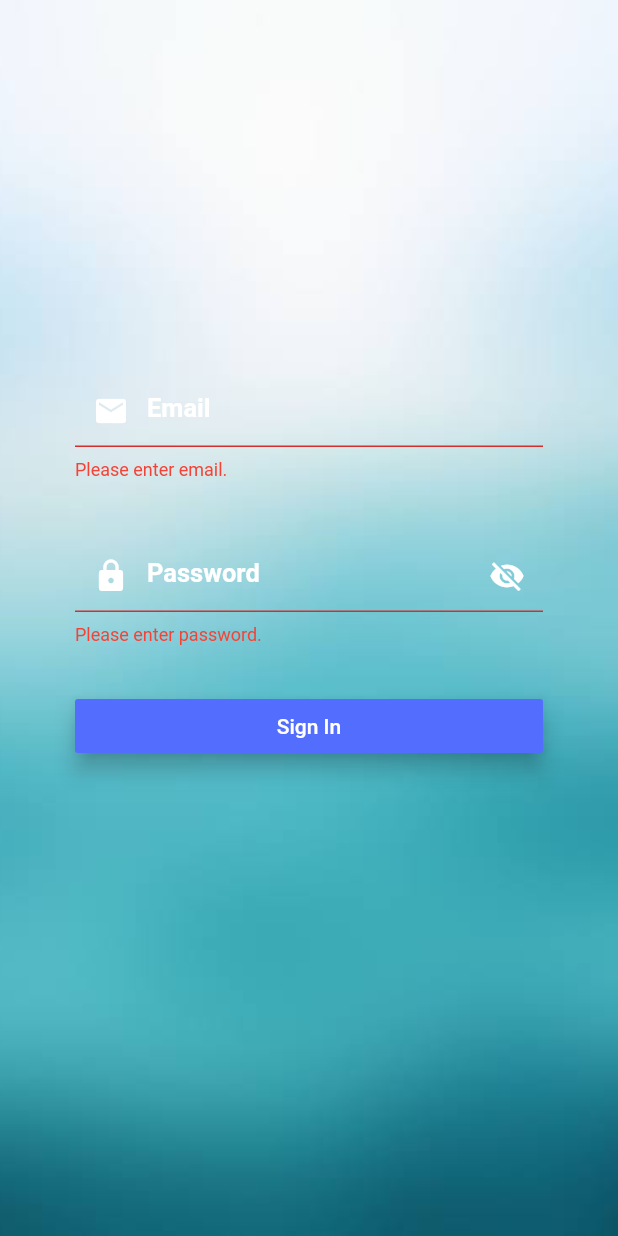
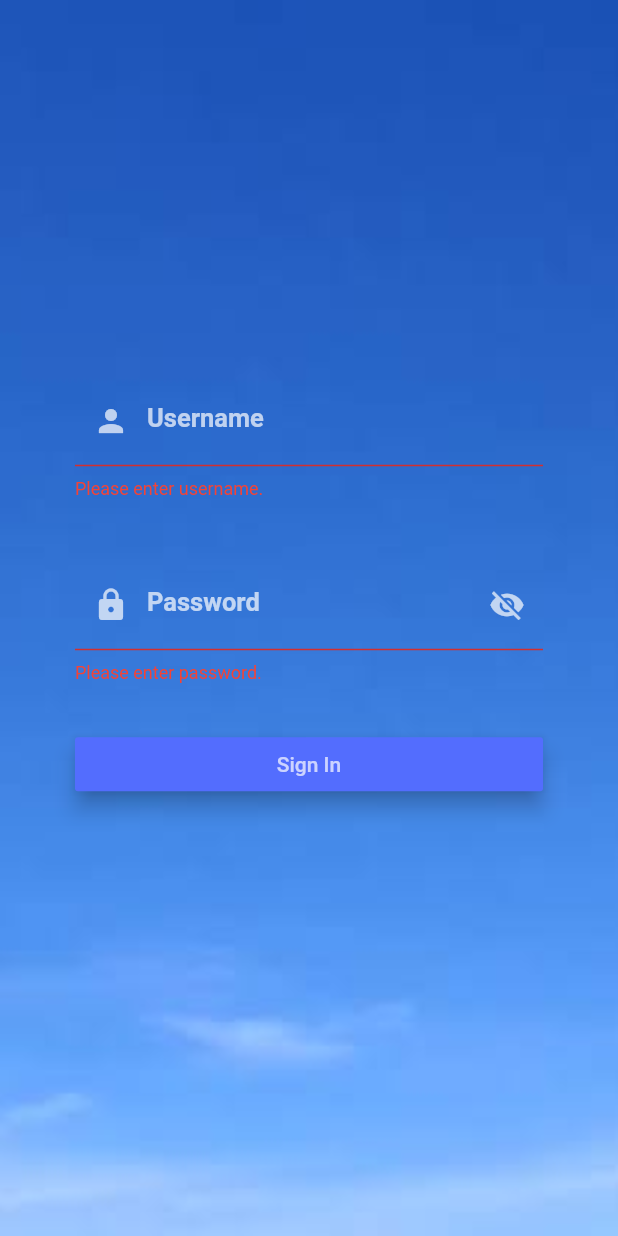
Before and after one commit to nikspatwal/flutter_project, a Flutter app: the screen it shows after launch, after a tap on "Sign In", on a phone screen of 412 x 824 dp. Run offline on Flutter 3.47's test engine with Material 2 defaults, Android fonts, the phone set to English and light mode, and no system bars; our stand-ins replace chopper, shared_preferences; generated files the repository leaves out were written again.

Commit message:
Shared Preference

```diff
--- /dev/null
+++ b/lib/keys/JsonKeys.dart
@@ -0,0 +1,30 @@
+
+class JsonKeys{
+
+   static String token="x-auth-token";
+   static String username="username";
+   static String password="password";
+   static String userId="user_id";
+   static String firstName="first_name";
+   static String middleName="middle_name";
+   static String lastName="last_name";
+   static String entityId="entity_id";
+   static String entityName="entity_name";
+   static String entityImageHash="entity_image_hash";
+   static String entityLogoHash="entity_logo_hash";
+   static String changePassword="change_password";
+   static String loginForWork="login_for_work";
+   static String role="role";
+   static String address="address";
+   static String city="city";
+   static String pinCode="pincode";
+
+
+
+
+
+
+
+
+
+}
--- /dev/null
+++ b/lib/keys/PrefKeys.dart
@@ -0,0 +1,11 @@
+
+class PrefKeys{
+
+   static String token = "x-auth-token";
+   static String refreshToken = "refresh-token";
+   static String serverUniqueId = "server_unique_id";
+   static String username="username";
+   static String password="password";
+
+
+}
--- a/lib/main.dart
+++ b/lib/main.dart
@@ -1,8 +1,8 @@
 import 'package:flutter/material.dart';
 import 'package:provider/provider.dart';
-import 'package:vinnoba/screens/login_page.dart';
+import 'package:vinnoba/screens/LoginPage.dart';
 
-import 'data/api_user_session.dart';
+import 'utils/api_user_session.dart';
 
 
 void main() => runApp(MyApp());
--- /dev/null
+++ b/lib/screens/LoginPage.dart
@@ -0,0 +1,208 @@
+import 'dart:convert';
+import 'dart:ui';
+import 'package:chopper/chopper.dart';
+import 'package:flutter/material.dart';
+import 'package:provider/provider.dart';
+import 'package:vinnoba/keys/PrefKeys.dart';
+import 'package:vinnoba/screens/YesNo.dart';
+import 'package:vinnoba/utils/BasicUtils.dart';
+import 'package:vinnoba/utils/api_user_session.dart';
+
+
+class Login extends StatefulWidget {
+  @override
+  State<StatefulWidget> createState(
+      ) {
+    return LoginState( );
+  }
+}
+
+class LoginState extends State<Login> {
+  var formKey = GlobalKey<FormState>( );
+  bool flag = false;
+
+  bool isHidden = true;
+
+  TextEditingController userController = TextEditingController( );
+  TextEditingController passwordController = TextEditingController( );
+
+  void toggle(
+      ) {
+    setState( (
+        ) {
+      isHidden = !isHidden;
+    } );
+  }
+
+  @override
+  Widget build(
+      BuildContext context
+      ) {
+    return Scaffold(
+        body: DecoratedBox(
+            position: DecorationPosition.background ,
+            decoration: BoxDecoration(
+                image: DecorationImage(
+                    image: AssetImage( "assets/images/sky.jpeg" ) ,
+                    fit: BoxFit.cover ) ) ,
+            child: Center(
+                child: Container(
+                  child: Form(
+                      key: formKey ,
+                      child: ListView( children: <Widget>[
+                        Padding(
+                          padding: EdgeInsets.only(
+                              top: 250.0 ,
+                              bottom: 20.0 ,
+                              right: 50.0 ,
+                              left: 50.0 ) ,
+                          child: TextFormField(
+                              controller: userController ,
+                              style: TextStyle(
+                                  color: Colors.white70 ,
+                                  fontWeight: FontWeight.bold ,
+                                  fontSize: 17.0 ,
+                                  decoration: TextDecoration.none ) ,
+                              decoration: InputDecoration(
+                                labelText: "Username" ,
+                                labelStyle: TextStyle(
+                                    color: Colors.white70 ,),
+                                errorStyle: TextStyle( color: Colors.red ) ,
+                                prefixIcon: Icon(
+                                  Icons.person ,
+                                  color: Colors.white70 ,
+                                ) ,
+                              ) ,
+                              validator: (
+                                  String value
+                                  ) {
+                                if(value.isEmpty){
+                                  return "Please enter username.";
+                                }
+                                return null;
+                              } ) ,
+                        ) ,
+                        Padding(
+                          padding: EdgeInsets.only(
+                              top: 20.0 ,
+                              bottom: 20.0 ,
+                              right: 50.0 ,
+                              left: 50.0 ) ,
+                          child: TextFormField(
+                            controller: passwordController ,
+                            style: TextStyle(
+                                color: Colors.white70 ,
+                                fontWeight: FontWeight.bold ,
+                                fontSize: 17.0 ,
+                                decoration: TextDecoration.none ) ,
+                            obscureText: isHidden ,
+                            cursorColor: Colors.white70 ,
+                            decoration: InputDecoration(
+                                labelText: "Password" ,
+                                labelStyle: TextStyle(
+                                    color: Colors.white70 , ) ,
+                                errorStyle: TextStyle( color: Colors.red ) ,
+                                prefixIcon: Icon(
+                                  Icons.lock ,
+                                  color: Colors.white70 ,
+                                ) ,
+                                suffixIcon: IconButton(
+                                  onPressed: toggle ,
+                                  icon: isHidden
+                                      ? Icon( Icons.visibility_off ,
+                                      color: Colors.white70 )
+                                      : Icon( Icons.visibility ,
+                                      color: Colors.white70 ) ,
+                                ) ) ,
+                            validator: (
+                                String value
+                                ) {
+                              if(value.isEmpty){
+                                return "Please enter password.";
+                              }
+                              return null;
+                            } ,
+                          ) ,
+                        ) ,
+                        Padding(
+                            padding: EdgeInsets.only(
+                                top: 10.0 ,
+                                bottom: 10.0 ,
+                                right: 50.0 ,
+                                left: 50.0 ) ,
+                            child: RaisedButton(
+                                child: Text( "Sign In" ,
+                                    style: TextStyle( color: Colors.white70 ) ) ,
+                                color: Colors.indigoAccent ,
+                                elevation: 6.0 ,
+                                onPressed:(){
+                                  clickedOne();
+                                  flag?navigateTo():Center(
+                                    child: CircularProgressIndicator(),
+                                  );
+
+                                },                            )
+                        ) ,
+
+                      ] )
+                  ) ,
+
+
+                )
+            )
+        )
+    );}
+
+
+  apiCalling(
+      BuildContext context ,String username ,String password ,Map map
+      ) async {
+    String credentials = username + ":" + password;
+
+    String auth = "Basic " + base64.encode( utf8.encode( credentials ) );
+    print( "$map,$auth,$username,$password" );
+    Response response = await Provider.of<UserSession>( context )
+        .login( auth ,map ,"application/json" , );
+    Map headers = response.headers;
+    Map body = json.decode( response.bodyString );
+    flag =true;
+    BasicUtils.savePreferences( PrefKeys.token ,headers['x-auth-token'] );
+    BasicUtils.savePreferences(PrefKeys.refreshToken, headers['refresh_token']);
+    BasicUtils.savePreferences( PrefKeys.username ,body['username'] );
+    BasicUtils.savePreferences( PrefKeys.password ,headers['password'] );
+
+
+//    String token = await  BasicUtils.getPreferences( JsonKeys.token );
+
+  }
+
+  clickedOne() {
+    setState( (
+        ) {
+      print( "Hello" );
+      if(formKey.currentState.validate( )){
+        String id = BasicUtils.randomNum( )
+            .toString( );
+        Map<String , String> map = {
+          "client_id": "HFGKFB$id"
+        };
+
+        apiCalling(
+            context ,
+            userController.text.toString( ) ,
+            passwordController.text.toString( ) ,
+            map
+        );
+      }
+    } );
+  }
+
+  navigateTo(){
+    Navigator.push(context,
+      MaterialPageRoute(builder: (context) => YesNo()),
+    );
+
+  }
+
+
+}
--- a/lib/screens/login_page.dart
+++ /dev/null
@@ -1,205 +0,0 @@
-import 'dart:convert';
-import 'dart:ui';
-import 'package:flutter/cupertino.dart';
-import 'package:flutter/material.dart';
-import 'package:vinnoba/data/api_user_session.dart';
-import 'package:provider/provider.dart';
-import 'dart:math';
-
-
-class Login extends StatefulWidget {
-  @override
-  State<StatefulWidget> createState() {
-    return LoginState();
-  }
-}
-
-class LoginState extends State<Login> {
-  var formKey = GlobalKey<FormState>();
-
-  bool isHidden = true;
-
-  TextEditingController emailController = TextEditingController();
-  TextEditingController passwordController = TextEditingController();
-
-  void toggle() {
-    setState(() {
-      isHidden = !isHidden;
-    });
-  }
-
-  @override
-  Widget build(BuildContext context) {
-    return Scaffold(
-        body: DecoratedBox(
-            position: DecorationPosition.background,
-            decoration: BoxDecoration(
-                image: DecorationImage(
-                    image: AssetImage("assets/images/blur.jpeg"),
-                    fit: BoxFit.cover)),
-            child: Center(
-                child: Container(
-                    child: Form(
-                        key: formKey,
-                        child: ListView(children: <Widget>[
-                          Padding(
-                            padding: EdgeInsets.only(
-                                top: 250.0,
-                                bottom: 20.0,
-                                right: 50.0,
-                                left: 50.0),
-                            child: TextFormField(
-                                controller: emailController,
-                                style: TextStyle(
-                                    color: Colors.white,
-                                    fontWeight: FontWeight.bold,
-                                    fontSize: 17.0,
-                                    decoration: TextDecoration.none),
-                                decoration: InputDecoration(
-                                  hintText: "Email",
-                                  hintStyle: TextStyle(
-                                      color: Colors.white,
-                                      fontWeight: FontWeight.bold,
-                                      fontSize: 17.0),
-                                  errorStyle: TextStyle(color: Colors.red),
-                                  prefixIcon: Icon(
-                                    Icons.mail,
-                                    color: Colors.white,
-                                  ),
-                                ),
-                                validator: (String value) {
-                                  if (value.isEmpty) {
-                                    return "Please enter email.";
-                                  }
-                                  return null;
-                                }),
-                          ),
-                          Padding(
-                            padding: EdgeInsets.only(
-                                top: 20.0,
-                                bottom: 20.0,
-                                right: 50.0,
-                                left: 50.0),
-                            child: TextFormField(
-                              controller: passwordController,
-                              style: TextStyle(
-                                  color: Colors.white,
-                                  fontWeight: FontWeight.bold,
-                                  fontSize: 17.0,
-                                  decoration: TextDecoration.none),
-                              obscureText: isHidden,
-                              cursorColor: Colors.white,
-                              decoration: InputDecoration(
-                                  hintText: "Password",
-                                  hintStyle: TextStyle(
-                                      color: Colors.white,
-                                      fontWeight: FontWeight.bold,
-                                      fontSize: 17.0),
-                                  errorStyle: TextStyle(color: Colors.red),
-                                  prefixIcon: Icon(
-                                    Icons.lock,
-                                    color: Colors.white,
-                                  ),
-                                  suffixIcon: IconButton(
-                                    onPressed: toggle,
-                                    icon: isHidden
-                                        ? Icon(Icons.visibility_off,
-                                            color: Colors.white)
-                                        : Icon(Icons.visibility,
-                                            color: Colors.white),
-                                  )),
-                              validator: (String value) {
-                                if (value.isEmpty) {
-                                  return "Please enter password.";
-                                }
-                                return null;
-                              },
-                            ),
-                          ),
-                          Padding(
-                              padding: EdgeInsets.only(
-                                  top: 10.0,
-                                  bottom: 10.0,
-                                  right: 50.0,
-                                  left: 50.0),
-                              child: RaisedButton(
-                                  child: Text("Sign In",
-                                      style: TextStyle(color: Colors.white)),
-                                  color: Colors.indigoAccent,
-                                  elevation: 6.0,
-                                  onPressed: () {
-                                    setState(() {
-                                      print("Hello");
-                                      if (formKey.currentState.validate()) {
-                                        String id = ranum().toString();
-                                        Map<String, String> map = {
-                                          "client_id": "HFGKFB$id"
-                                        };
-
-                                        funcasync(
-                                            context,
-                                            emailController.text.toString(),
-                                            passwordController.text.toString(),
-                                            map);
-
-//    loginAPI();
-
-                                      }
-                                    });
-                                  })),
-                        ]))))));
-  }
-
-//FutureBuilder<Response> loginAPI(
-//    BuildContext context ,String username ,String password ,String clientId) {
-//  Map<String,String>  map = {"clientId" :"HFGKFB$clientId"};
-//  String credentials = username + ":" + password;
-//
-//  String auth = "Basic " + base64.encode( utf8.encode( credentials ) );
-//  print("$map,$auth,$username,$password");
-//
-//  return FutureBuilder<Response>(
-//    future: Provider.of<UserSession>(context).login( auth , map ) ,
-//    builder: (context ,snapshot) {
-//
-//      if(snapshot.connectionState == ConnectionState.done){
-//
-//        final Map map = json.decode( snapshot.data.bodyString );
-//        print(" RESPONSE OF API......${map.toString()}");
-//        FLog.error(text: "RESPONSE OF API...   ${map.toString()}");
-//        //("The data is.... ${map.toString()}");
-//        return Center(
-//          child: Text( map.toString( ) ) ,
-//        );
-//      } else {
-//        return Center(
-//          child: CircularProgressIndicator( ) ,
-//        );
-//      }
-//    } ,
-//);
-
-  funcasync(
-      BuildContext context, String username, String password, Map map) async {
-    String credentials = username + ":" + password;
-
-    String auth = "Basic " + base64.encode(utf8.encode(credentials));
-    print("$map,$auth,$username,$password");
-
-    var response = await Provider.of<UserSession>(context)
-        .login(auth, map, "application/json");
-    Map dmap = json.decode(response.bodyString);
-    print(dmap);
-    print("GETTING THE RESPONSE ${dmap['username']}}");
-
-
-
-  }
-
-
-  int ranum() {
-    var rng = new Random();
-    int d = rng.nextInt(100);
-    return d;
-  }
-}
--- a/lib/data/api_user_session.dart
+++ b/lib/utils/api_user_session.dart
@@ -1,4 +1,5 @@
 import 'package:chopper/chopper.dart';
+
 
 
 part 'api_user_session.chopper.dart';
@@ -19,7 +20,7 @@ abstract class UserSession extends ChopperService{
       baseUrl: "https://vinnoba.com/vinnobaapi" ,
       services:[
         _$UserSession(),
-      ],converter: JsonConverter(),);
+      ],converter: JsonConverter());
 
 
     return _$UserSession(client);
--- a/pubspec.yaml
+++ b/pubspec.yaml
@@ -36,6 +36,7 @@ dev_dependencies:
     sdk: flutter
   build_runner: 1.7.1
   chopper_generator: ^3.0.0
+
 
 
 
```
Also changed, not shown: lib/data/utils/APIUtils.dart (deleted, +0 -38 lines), lib/utils/BasicUtils.dart (added, +24 -0 lines), lib/utils/ImportantLogics.dart (added, +29 -0 lines), models/user_session.dart (deleted, +0 -129 lines), assets/images/building1.jpg (added), assets/images/femalecropped.png (added), assets/images/male.png (added), assets/images/other.png (added), assets/images/sky.jpeg (added), assets/images/visitor.png (added), lib/screens/homepage.dart (deleted), lib/utils/api_user_session.chopper.dart, lib/utils/post_api_service.chopper.dart (renamed from lib/data/post_api_service.chopper.dart), lib/utils/post_api_service.dart (renamed from lib/data/post_api_service.dart), 1 more files.
